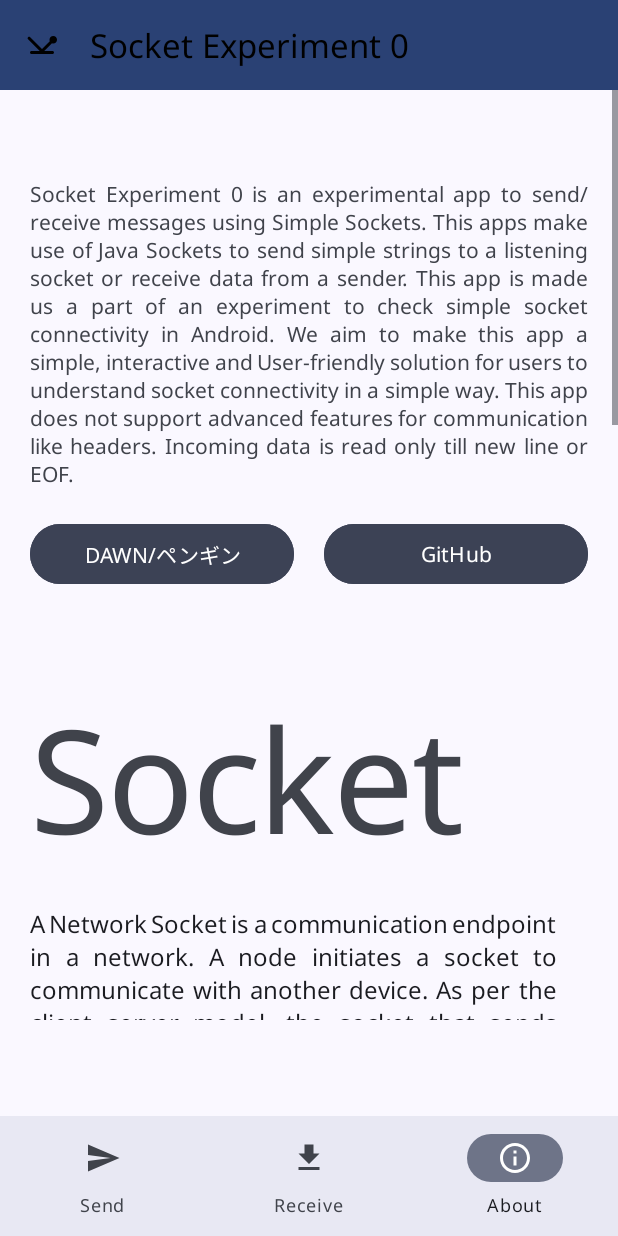
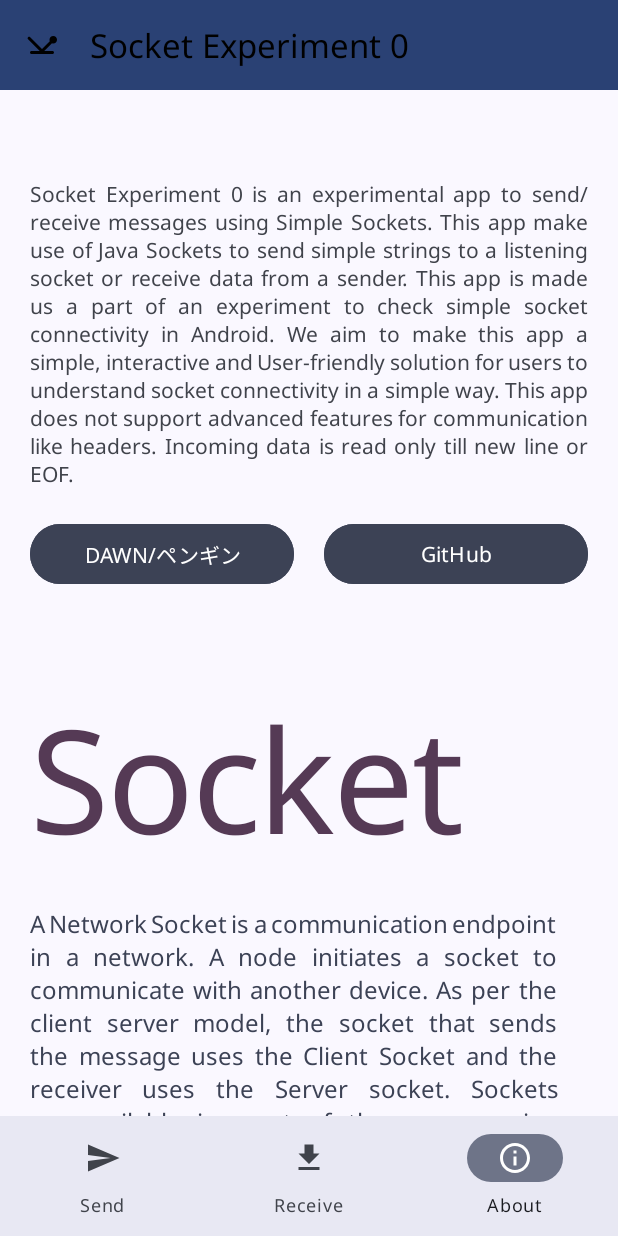
Before and after one commit to flamboyantpenguin/socketexperiment0, an Android app: the AboutFragment screen opened through its navigation route, on a phone screen of 412 x 824 dp. Run offline under Robolectric (Android 15) with nearby library versions, the phone set to English and light mode, and no system bars; our stand-ins replace navigation-ui.

Commit message:
- UI Improvements

```diff
--- a/app/src/main/res/layout/about.xml
+++ b/app/src/main/res/layout/about.xml
@@ -1,16 +1,16 @@
 <?xml version="1.0" encoding="utf-8"?>
-<ScrollView xmlns:app="http://schemas.android.com/apk/res-auto"
+<androidx.core.widget.NestedScrollView xmlns:app="http://schemas.android.com/apk/res-auto"
     xmlns:tools="http://schemas.android.com/tools"
     xmlns:android="http://schemas.android.com/apk/res/android"
     android:layout_width="match_parent"
     android:layout_height="match_parent"
-    android:paddingBottom="?actionBarSize">
+    tools:context=".ui.about.AboutFragment">
 
 
     <androidx.constraintlayout.widget.ConstraintLayout
         android:layout_width="match_parent"
-        android:layout_height="wrap_content"
-        tools:context=".ui.about.AboutFragment">
+        android:paddingBottom="100dp"
+        android:layout_height="wrap_content">
 
 
         <com.google.android.material.textview.MaterialTextView
@@ -61,6 +61,7 @@
             android:id="@+id/aboutTitle1"
             android:layout_width="match_parent"
             android:layout_height="wrap_content"
+            android:textColor="?attr/colorTertiary"
             android:layout_marginStart="20dp"
             android:layout_marginTop="60dp"
             app:rippleColor="?attr/colorTertiary"
@@ -83,6 +84,7 @@
             android:layout_marginEnd="20dp"
             android:fontFamily="@font/comfortaa"
             android:justificationMode="inter_word"
+            android:textColor="?attr/colorSecondary"
             android:text="@string/aboutPara1Text"
             android:textAlignment="textStart"
             android:textAppearance="@style/TextAppearance.MaterialComponents.Body1"
@@ -98,6 +100,7 @@
             android:layout_marginTop="60dp"
             android:layout_marginEnd="20dp"
             android:justificationMode="inter_word"
+            android:textColor="?attr/colorTertiary"
             android:text="@string/aboutTitle2Text"
             android:textAlignment="textStart"
             android:textAppearance="@style/TextAppearance.MaterialComponents.Headline2"
@@ -114,6 +117,8 @@
             android:layout_marginEnd="20dp"
             android:fontFamily="@font/comfortaa"
             android:justificationMode="inter_word"
+            android:textColor="?attr/colorSecondary"
+
             android:text="@string/aboutPara2Text"
             android:textAlignment="textStart"
             android:textAppearance="@style/TextAppearance.MaterialComponents.Body1"
@@ -129,6 +134,7 @@
             android:layout_marginTop="60dp"
             android:layout_marginEnd="20dp"
             android:justificationMode="inter_word"
+            android:textColor="?attr/colorTertiary"
             android:text="@string/aboutTitle3Text"
             android:textAlignment="textStart"
             android:textAppearance="@style/TextAppearance.MaterialComponents.Headline2"
@@ -176,4 +182,4 @@
 
     </androidx.constraintlayout.widget.ConstraintLayout>
 
-</ScrollView>
+</androidx.core.widget.NestedScrollView>
--- a/app/src/main/res/layout/activity_main.xml
+++ b/app/src/main/res/layout/activity_main.xml
@@ -21,20 +21,6 @@
         app:title="@string/app_name"
         app:titleTextColor="@color/black" />
 
-    <com.google.android.material.bottomnavigation.BottomNavigationView
-        android:id="@+id/nav_view"
-        app:layout_behavior="@string/hide_bottom_view_on_scroll_behavior"
-        android:layout_width="0dp"
-        android:layout_height="wrap_content"
-        android:layout_marginStart="0dp"
-        android:layout_marginEnd="0dp"
-        android:layout_marginBottom="0dp"
-        android:background="?android:attr/windowBackground"
-        app:layout_constraintBottom_toBottomOf="parent"
-        app:layout_constraintLeft_toLeftOf="parent"
-        app:layout_constraintRight_toRightOf="parent"
-        app:menu="@menu/bottom_nav_menu" />
-
     <androidx.fragment.app.FragmentContainerView
         android:id="@+id/nav_host_fragment_activity_main"
         android:name="androidx.navigation.fragment.NavHostFragment"
@@ -47,13 +33,27 @@
         app:layout_constraintHorizontal_bias="1.0"
         app:layout_constraintLeft_toLeftOf="parent"
         app:layout_constraintRight_toRightOf="parent"
-        app:layout_constraintBottom_toTopOf="@id/nav_view"
+        app:layout_constraintBottom_toBottomOf="@id/nav_view"
         app:layout_constraintStart_toStartOf="parent"
         app:layout_constraintTop_toBottomOf="@id/toolbar"
         app:layout_constraintVertical_bias="1.0"
         app:layout_wrapBehaviorInParent="vertical_only"
         app:navGraph="@navigation/mobile_navigation" />
 
+
+    <com.google.android.material.bottomnavigation.BottomNavigationView
+        android:id="@+id/nav_view"
+        app:layout_behavior="com.google.android.material.behavior.HideBottomViewOnScrollBehavior"
+        android:layout_width="0dp"
+        android:layout_height="wrap_content"
+        android:layout_marginStart="0dp"
+        android:layout_marginEnd="0dp"
+        android:layout_marginBottom="0dp"
+        android:background="?android:attr/windowBackground"
+        app:layout_constraintBottom_toBottomOf="parent"
+        app:layout_constraintLeft_toLeftOf="parent"
+        app:layout_constraintRight_toRightOf="parent"
+        app:menu="@menu/bottom_nav_menu" />
 
     <com.google.android.material.floatingactionbutton.FloatingActionButton
         android:id="@+id/mainButton"
--- a/app/src/main/res/layout/fragment_receive.xml
+++ b/app/src/main/res/layout/fragment_receive.xml
@@ -14,6 +14,7 @@
         android:layout_marginStart="20dp"
         android:layout_marginTop="20dp"
         android:layout_marginEnd="20dp"
+        android:justificationMode="inter_word"
         android:text="@string/receive_description"
         android:textAlignment="viewStart"
         android:textColor="@color/material_dynamic_primary60"
--- a/app/src/main/res/layout/fragment_send.xml
+++ b/app/src/main/res/layout/fragment_send.xml
@@ -18,6 +18,7 @@
         android:layout_marginTop="20dp"
         android:layout_marginEnd="20dp"
         android:textColor="?attr/colorTertiary"
+        android:justificationMode="inter_word"
         android:text="@string/send_description"
         android:textAlignment="viewStart"
         android:textIsSelectable="false"
--- a/app/src/main/res/layout/list_message.xml
+++ b/app/src/main/res/layout/list_message.xml
@@ -34,7 +34,7 @@
         android:layout_width="wrap_content"
         android:layout_height="wrap_content"
         android:text = "@string/title_receive"
-        android:textColor="@color/material_dynamic_primary70"
+        android:textColor="?attr/colorSecondary"
         android:textSize = "14sp"
         android:layout_marginStart="100dp"
         android:layout_marginTop="50dp"/>
@@ -45,7 +45,7 @@
         android:layout_height="wrap_content"
         android:layout_gravity="end"
         android:text = "@string/title_receive"
-        android:textColor="@color/material_dynamic_primary70"
+        android:textColor="?attr/colorTertiary"
         android:textSize = "14sp"
         android:layout_marginEnd="20dp"
         android:layout_marginTop="50dp"/>
@@ -58,7 +58,7 @@
         android:layout_gravity="end"
         android:layout_marginTop="25dp"
         android:layout_marginEnd="20dp"
-        android:tint  ="@color/material_dynamic_primary70"
+        android:tint  ="?attr/colorSecondary"
         android:contentDescription = "@string/notification_icon_desc"
         android:src= "@drawable/outline_message_24"/>
 
--- a/app/src/main/res/values/strings.xml
+++ b/app/src/main/res/values/strings.xml
@@ -20,7 +20,7 @@
 
     <string name="experimentDescription">
         Socket Experiment 0 is an  experimental app to send/receive messages using Simple Sockets.
-        This apps make use of Java Sockets to send simple strings to a listening socket or receive data from a sender.
+        This app make use of Java Sockets to send simple strings to a listening socket or receive data from a sender.
         This app is made us a part of an experiment to check simple socket connectivity in Android. We aim to make this app a simple,
         interactive and User-friendly solution for users to understand socket connectivity in a simple way. This app does not support
         advanced features for communication like headers. Incoming data is read only till new line or EOF.
```
Also changed, not shown: app/build.gradle.kts (+5 -4 lines).
